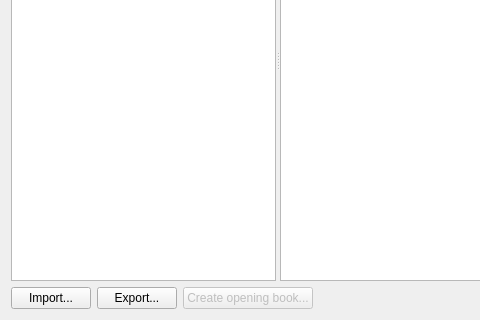
Before: the Qt Designer form projects/gui/ui/gamedatabasedlg.ui in cutechess/cutechess, drawn with Qt 5; both pictures show x 0 to 480 and y 200 to 520 of the 760 by 520 pixel window.
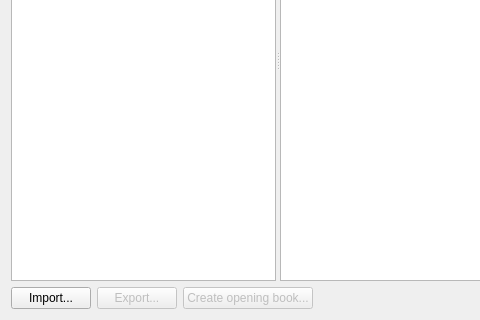
After: the same form once the commit is applied.

Commit message: Disable PGN export button when it can't be used.

Diff of the .ui file:
```diff
--- a/projects/gui/ui/gamedatabasedlg.ui
+++ b/projects/gui/ui/gamedatabasedlg.ui
@@ -62,6 +62,9 @@
      </item>
      <item>
       <widget class="QPushButton" name="m_exportBtn">
+       <property name="enabled">
+        <bool>false</bool>
+       </property>
        <property name="toolTip">
         <string>Export filtered games in PGN format</string>
        </property>
```
The commit also changes 1 other file.
